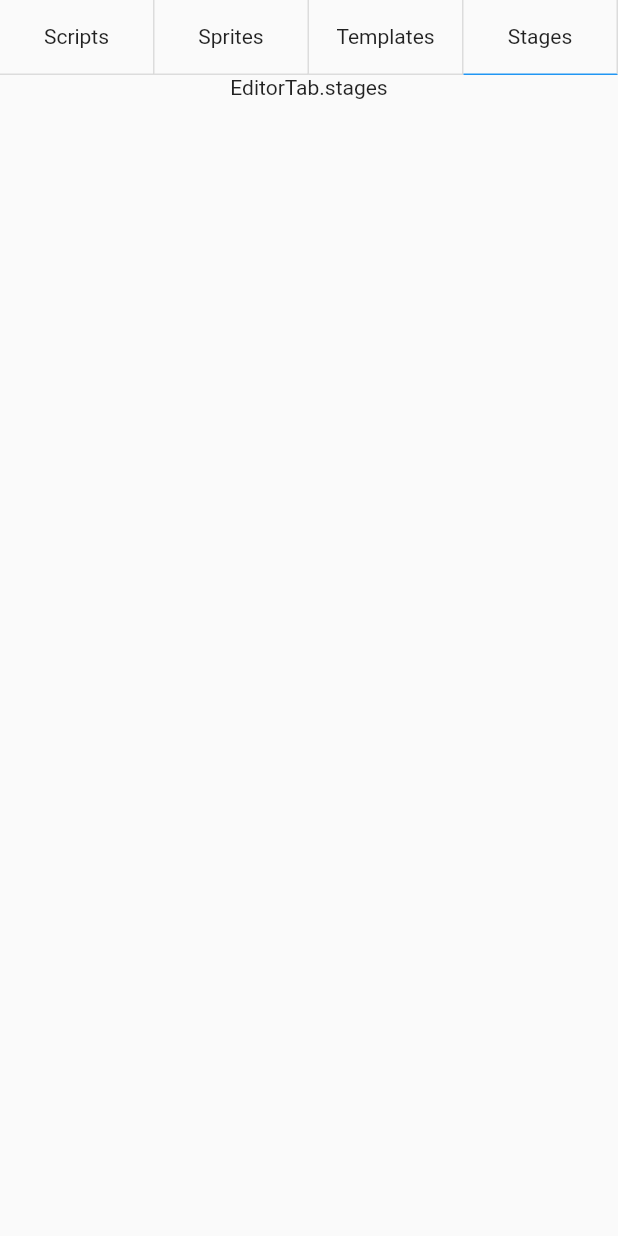
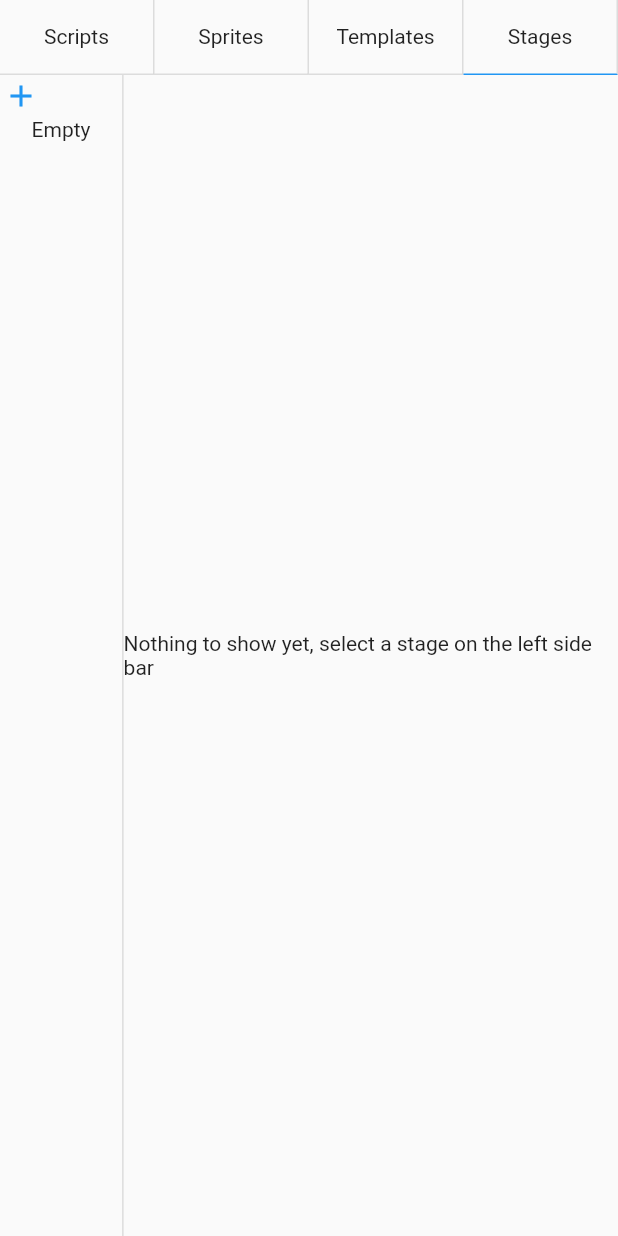
Before and after one commit to erickzanardo/ember8, a Flutter app: the screen it shows after launch, after a tap on "Sprites", after a tap on "Templates", after a tap on "Stages", on a phone screen of 412 x 824 dp. Run offline on Flutter 3.47's test engine with Material 2 defaults, Android fonts, the phone set to English and light mode, and no system bars; our stand-ins replace equatable, flutter_bloc, flutter_highlight; missing offline and left inert: code_text_field, flame, hetu_script, highlight.

Commit message:
stages workspace working

```diff
--- a/editor/lib/src/editor/editor.dart
+++ b/editor/lib/src/editor/editor.dart
@@ -28,6 +28,9 @@ class Editor extends StatelessWidget {
                   BlocProvider<TemplatesWorkspaceBloc>(
                       create: (_) => TemplatesWorkspaceBloc(),
                   ),
+                  BlocProvider<StagesWorkspaceBloc>(
+                      create: (_) => StagesWorkspaceBloc(),
+                  ),
                   BlocProvider<ProjectBloc>(
                       create: (_) => ProjectBloc(),
                   ),
--- a/editor/lib/src/editor/widgets/editor_scaffold.dart
+++ b/editor/lib/src/editor/widgets/editor_scaffold.dart
@@ -1,5 +1,6 @@
 import 'package:editor/src/editor/widgets/scripts/scripts_workspace.dart';
 import 'package:editor/src/editor/widgets/sprites/sprites_workspace.dart';
+import 'package:editor/src/editor/widgets/stages/stages_workspace.dart';
 import 'package:editor/src/editor/widgets/templates/templates_workspace.dart';
 import 'package:flutter/material.dart' hide Tab;
 import 'package:flutter_bloc/flutter_bloc.dart';
@@ -68,7 +69,7 @@ class EditorScaffold extends StatelessWidget {
               if (state.currentTab == EditorTab.templates)
                 const Expanded(child: TemplatesWorkspace()),
               if (state.currentTab == EditorTab.stages)
-                Expanded(child: Text(state.currentTab.toString())),
+                const Expanded(child: StagesWorkspace()),
             ],
         );
       }
--- /dev/null
+++ b/editor/lib/src/editor/widgets/stages/stages_workspace.dart
@@ -0,0 +1,50 @@
+import 'package:editor/src/project/bloc/project_bloc.dart';
+import 'package:editor/src/project/bloc/project_events.dart';
+import 'package:editor/src/project/bloc/project_state.dart';
+import 'package:editor/src/workspaces/bloc/workspace_bloc.dart';
+import 'package:editor/src/workspaces/widgets/workspace.dart';
+import 'package:flutter/material.dart' hide IconButton;
+import 'package:flutter_bloc/flutter_bloc.dart';
+
+import 'new_stage_form.dart';
+
+class StagesWorkspace extends StatelessWidget {
+  static const newStageKey = Key('new_stage_key');
+
+  const StagesWorkspace({Key? key}) : super(key: key);
+
+  @override
+  Widget build(BuildContext context) {
+    return BlocBuilder<ProjectBloc, ProjectState>(
+      builder: (context, state) {
+        return Workspace<StagesWorkspaceBloc, ProjectStage>(
+          addButtonKey: newStageKey,
+          addButtonTooltip: 'New stage',
+          onAddButtonClick: () async {
+            final stage = await showDialog<NewStageFormEntry>(
+              context: context,
+              builder: (context) {
+                return const NewStageForm();
+              },
+            );
+
+            if (stage != null) {
+              context.read<ProjectBloc>().add(NewStageEvent(stage.name));
+
+              return stage.name;
+            }
+
+            return null;
+          },
+          buildSideBarItem: (stage) {
+            return Text(stage.name);
+          },
+          mapItemValue: (stage) => stage.name,
+          items: state.stages,
+          emptyMessage: 'Nothing to show yet, select a stage on the left side bar',
+          buildCurrent: (current) => Container(),
+        );
+      },
+    );
+  }
+}
--- a/editor/lib/src/workspaces/bloc/workspace_bloc.dart
+++ b/editor/lib/src/workspaces/bloc/workspace_bloc.dart
@@ -63,3 +63,9 @@ class TemplatesWorkspaceBloc extends WorkspaceBloc {
     WorkspaceState initialState = const WorkspaceState(),
   }) : super(initialState: initialState);
 }
+
+class StagesWorkspaceBloc extends WorkspaceBloc {
+  StagesWorkspaceBloc({
+    WorkspaceState initialState = const WorkspaceState(),
+  }) : super(initialState: initialState);
+}
```
Also changed, not shown: editor/lib/src/editor/widgets/stages/new_stage_form.dart (added, +85 -0 lines), editor/lib/src/project/bloc/project_bloc.dart (+7 -0 lines), 3 other files.
